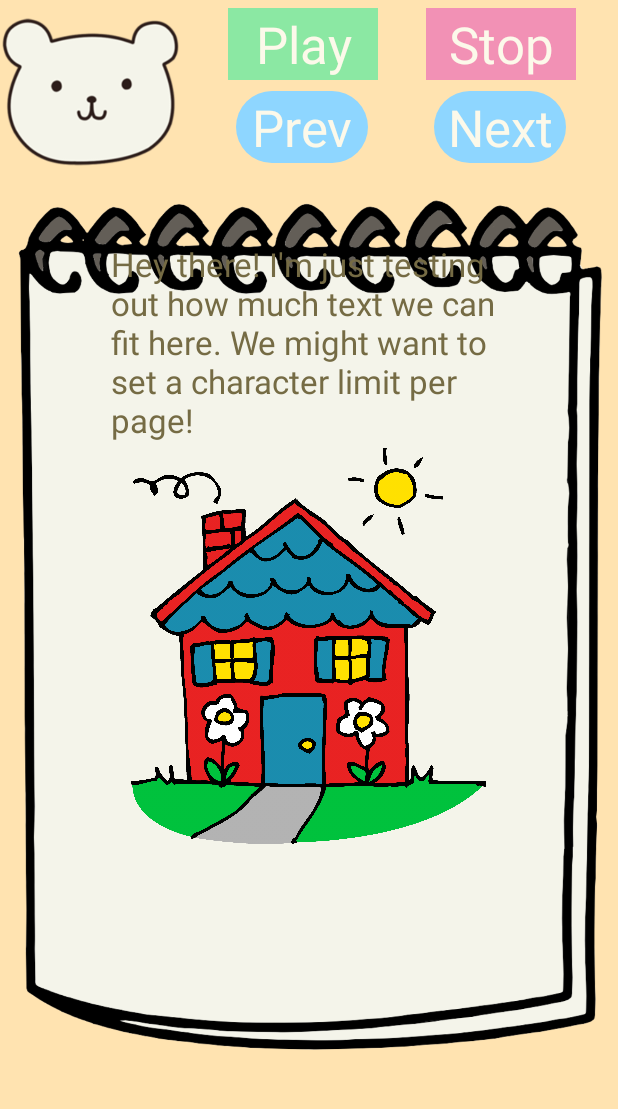
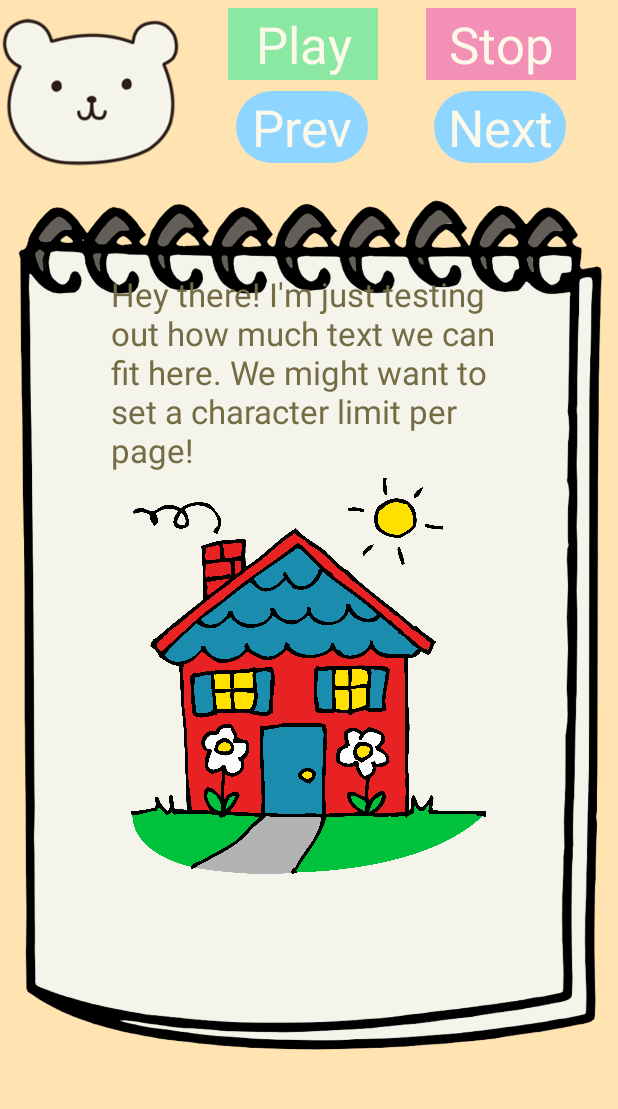
Before and after one commit to abigailduff98/CMSC436FinalProject, an Android app: the ReaderActivity screen opened directly, with no data from a screen before it, on a phone screen of 412 x 824 dp, the part 84-1193 px from its top. Run offline under Robolectric (Android 15) with nearby library versions, the phone set to English and light mode, and no system bars; our stand-ins replace Firebase (no records; nobody signed in at launch, a user with empty details on screens opened directly); 3 statements that could not run were skipped.

Commit message:
added padding to text in reader

```diff
--- a/app/src/main/res/layout/reader_page.xml
+++ b/app/src/main/res/layout/reader_page.xml
@@ -85,7 +85,7 @@
         android:layout_width="264dp"
         android:layout_height="132dp"
         android:layout_alignTop="@id/imageView2"
-        android:layout_marginTop="60dp"
+        android:layout_marginTop="80dp"
         android:textColor="#756b44"
 
         android:text="Hey there! I'm just testing out how much text we can fit here. We might want to set a character limit per page!"
```
